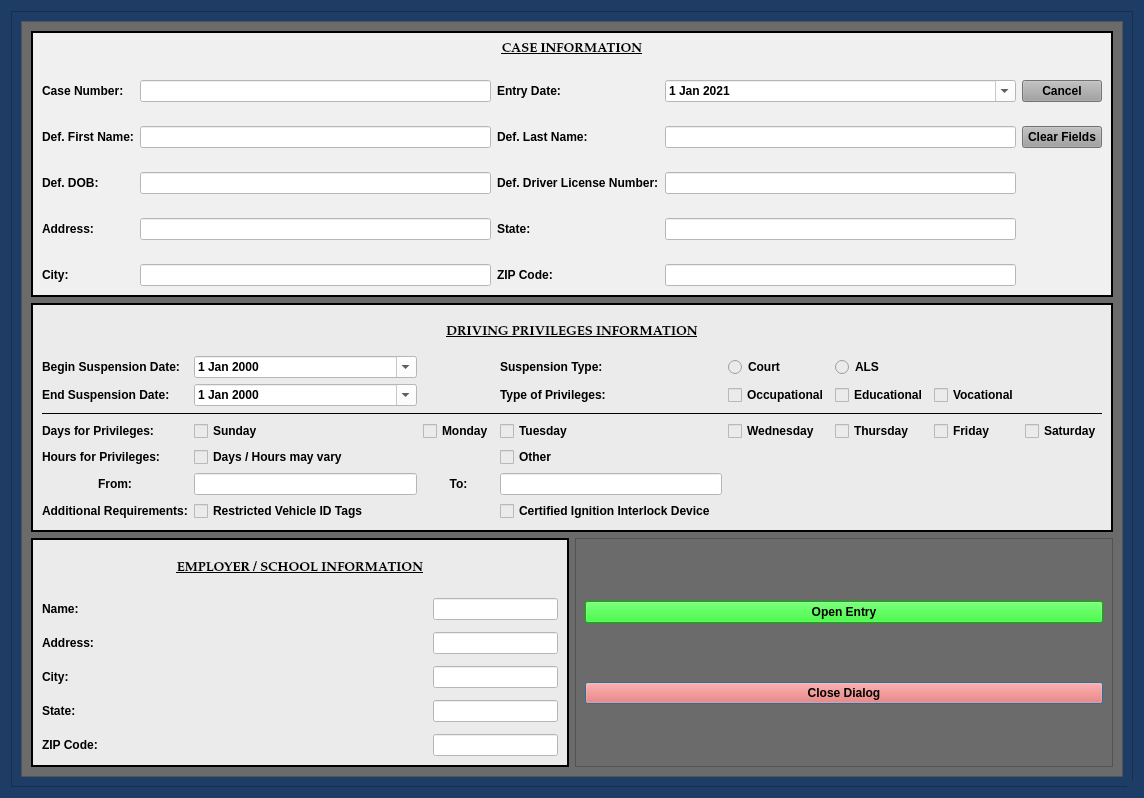
Above: munientry/views/ui/DrivingPrivilegesDialog.ui from HunterProgram22/MuniEntry before the change. Below: the same form after it.
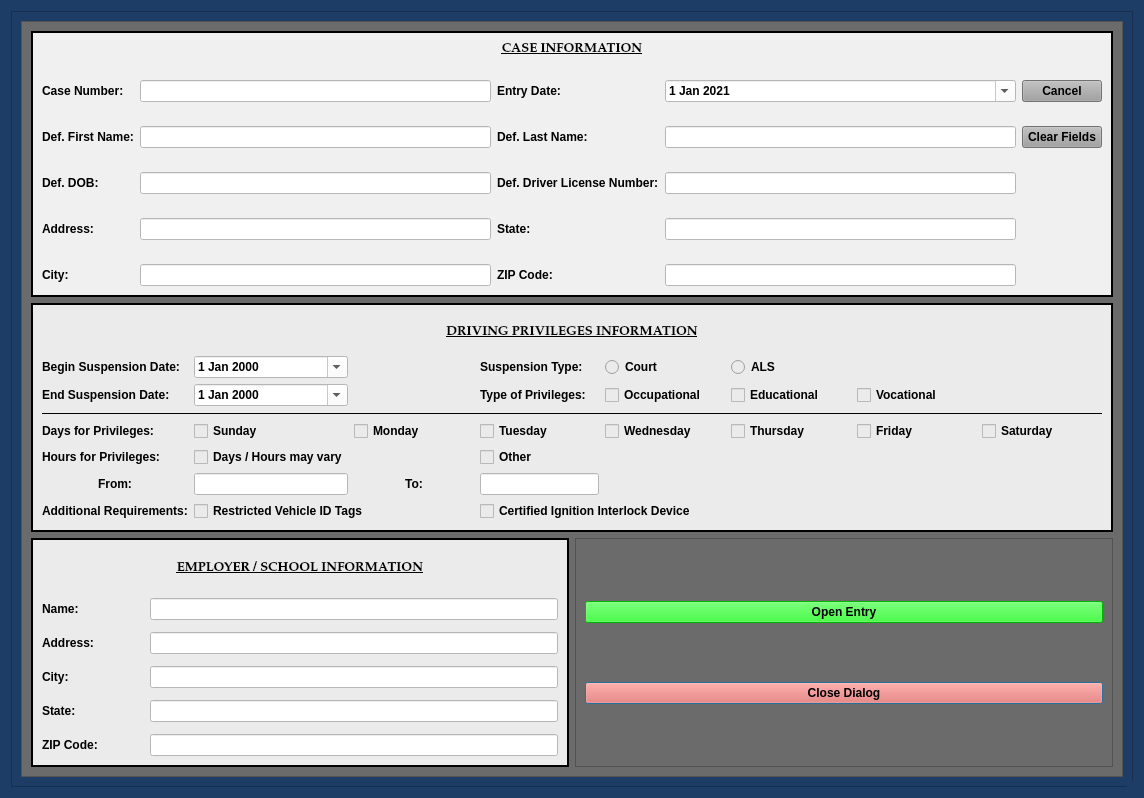
That is the form after the change. Custom widgets are drawn as their Qt base class.

Commit message: Wiring up template, ui and model.

Patch:
```diff
--- a/munientry/views/ui/DrivingPrivilegesDialog.ui
+++ b/munientry/views/ui/DrivingPrivilegesDialog.ui
@@ -240,7 +240,7 @@
             </property>
             <layout class="QGridLayout" name="gridLayout_8">
              <item row="0" column="0">
-              <layout class="QGridLayout" name="gridLayout_7" columnstretch="1,0">
+              <layout class="QGridLayout" name="gridLayout_7" columnstretch="1,4">
                <property name="horizontalSpacing">
                 <number>6</number>
                </property>
@@ -606,7 +606,7 @@
             <property name="lineWidth">
              <number>2</number>
             </property>
-            <layout class="QGridLayout" name="gridLayout_3">
+            <layout class="QGridLayout" name="gridLayout_3" columnstretch="1,1,1,1,1,1,1,1">
              <item row="1" column="0">
               <widget class="QLabel" name="label_15">
                <property name="text">
@@ -617,7 +617,8 @@
              <item row="1" column="1">
               <widget class="NoScrollDateEdit" name="suspension_start_date">
                <property name="styleSheet">
-                <string notr="true">background-color: rgb(255, 255, 255);</string>
+                <string notr="true">color: rgb(0, 0, 0);
+background-color: rgb(255, 255, 255);</string>
                </property>
                <property name="calendarPopup">
                 <bool>true</bool>
@@ -655,7 +656,8 @@
              <item row="2" column="1">
               <widget class="NoScrollDateEdit" name="suspension_end_date">
                <property name="styleSheet">
-                <string notr="true">background-color: rgb(255, 255, 255);</string>
+                <string notr="true">color: rgb(0, 0, 0);
+background-color: rgb(255, 255, 255);</string>
                </property>
                <property name="calendarPopup">
                 <bool>true</bool>
@@ -845,8 +847,8 @@
                </property>
               </widget>
              </item>
-             <item row="7" column="3">
-              <widget class="QCheckBox" name="checkBox_2">
+             <item row="7" column="3" colspan="2">
+              <widget class="QCheckBox" name="ignition_interlock_checkBox">
                <property name="text">
                 <string>Certified Ignition Interlock Device</string>
                </property>
```
Left out of the diff: 10 changed lines with no effect on the pictures. The commit also changes 5 other files.
